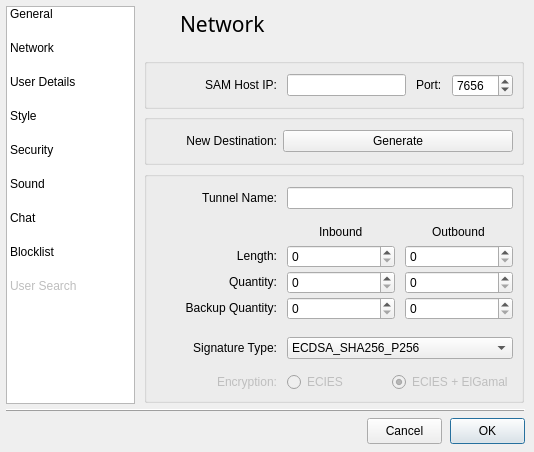
This is src/gui/form_settingsgui.ui in vituperative/i2pchat as Qt 5 draws it before an edit. The edited form follows.
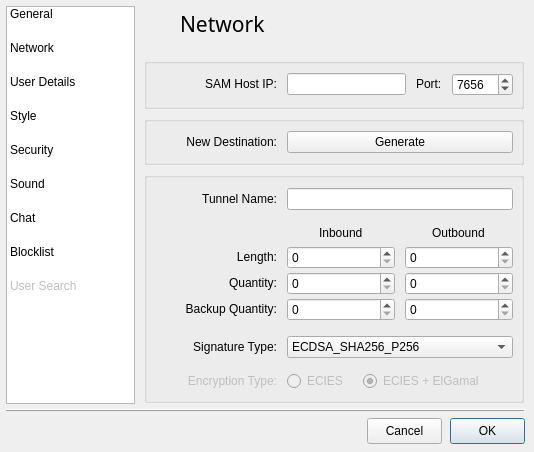
This is the edited form. The open tabs and pages were chosen to show the change. Icons and pictures are not drawn.

Commit message: Settings -> network layout tweaks

The edit to the form file:
```diff
--- a/src/gui/form_settingsgui.ui
+++ b/src/gui/form_settingsgui.ui
@@ -676,9 +676,9 @@
       <property name="geometry">
        <rect>
         <x>4</x>
-        <y>163</y>
+        <y>164</y>
         <width>380</width>
-        <height>232</height>
+        <height>231</height>
        </rect>
       </property>
       <property name="minimumSize">
@@ -702,7 +702,7 @@
          <x>13</x>
          <y>50</y>
          <width>356</width>
-         <height>104</height>
+         <height>103</height>
         </rect>
        </property>
        <layout class="QGridLayout" name="gridLayout_10">
@@ -858,7 +858,7 @@
        <property name="geometry">
         <rect>
          <x>13</x>
-         <y>164</y>
+         <y>162</y>
          <width>356</width>
          <height>27</height>
         </rect>
@@ -969,7 +969,7 @@
        <property name="geometry">
         <rect>
          <x>13</x>
-         <y>200</y>
+         <y>198</y>
          <width>356</width>
          <height>23</height>
         </rect>
@@ -1002,7 +1002,7 @@
            </size>
           </property>
           <property name="text">
-           <string>Encryption:</string>
+           <string>Encryption Type:</string>
           </property>
           <property name="alignment">
            <set>Qt::AlignRight|Qt::AlignTrailing|Qt::AlignVCenter</set>
@@ -1041,13 +1041,13 @@
           </property>
           <property name="minimumSize">
            <size>
-            <width>0</width>
+            <width>150</width>
             <height>20</height>
            </size>
           </property>
           <property name="maximumSize">
            <size>
-            <width>16777215</width>
+            <width>150</width>
             <height>20</height>
            </size>
           </property>
@@ -1086,20 +1086,20 @@
       <property name="title">
        <string/>
       </property>
-      <widget class="QWidget" name="layoutWidget_9">
+      <widget class="QWidget" name="">
        <property name="geometry">
         <rect>
          <x>13</x>
          <y>14</y>
          <width>356</width>
-         <height>27</height>
+         <height>26</height>
         </rect>
        </property>
-       <layout class="QHBoxLayout" name="horizontalLayout_5">
-        <property name="spacing">
+       <layout class="QGridLayout" name="gridLayout_30">
+        <property name="horizontalSpacing">
          <number>10</number>
         </property>
-        <item>
+        <item row="0" column="0">
          <widget class="QLabel" name="label_17">
           <property name="minimumSize">
            <size>
@@ -1127,10 +1127,10 @@
           </property>
          </widget>
         </item>
-        <item>
+        <item row="0" column="1">
          <widget class="QLineEdit" name="lineEdit_3"/>
         </item>
-        <item>
+        <item row="0" column="2">
          <widget class="QLabel" name="label_18">
           <property name="minimumSize">
            <size>
@@ -1149,7 +1149,7 @@
           </property>
          </widget>
         </item>
-        <item>
+        <item row="0" column="3">
          <widget class="QSpinBox" name="spinBox_10">
           <property name="maximum">
            <number>65000</number>
@@ -1166,9 +1166,9 @@
       <property name="geometry">
        <rect>
         <x>4</x>
-        <y>106</y>
+        <y>108</y>
         <width>380</width>
-        <height>51</height>
+        <height>49</height>
        </rect>
       </property>
       <property name="minimumSize">
@@ -1189,17 +1189,20 @@
       <property name="title">
        <string/>
       </property>
-      <widget class="QWidget" name="layoutWidget_10">
+      <widget class="QWidget" name="">
        <property name="geometry">
         <rect>
          <x>13</x>
          <y>14</y>
          <width>356</width>
-         <height>27</height>
+         <height>25</height>
         </rect>
        </property>
-       <layout class="QHBoxLayout" name="horizontalLayout_6">
-        <item>
+       <layout class="QGridLayout" name="gridLayout_29">
+        <property name="horizontalSpacing">
+         <number>10</number>
+        </property>
+        <item row="0" column="0">
          <widget class="QLabel" name="label_26">
           <property name="minimumSize">
            <size>
@@ -1227,7 +1230,7 @@
           </property>
          </widget>
         </item>
-        <item>
+        <item row="0" column="1">
          <widget class="QPushButton" name="cmd_DestinationGenerate">
           <property name="text">
            <string>Generate</string>
```
